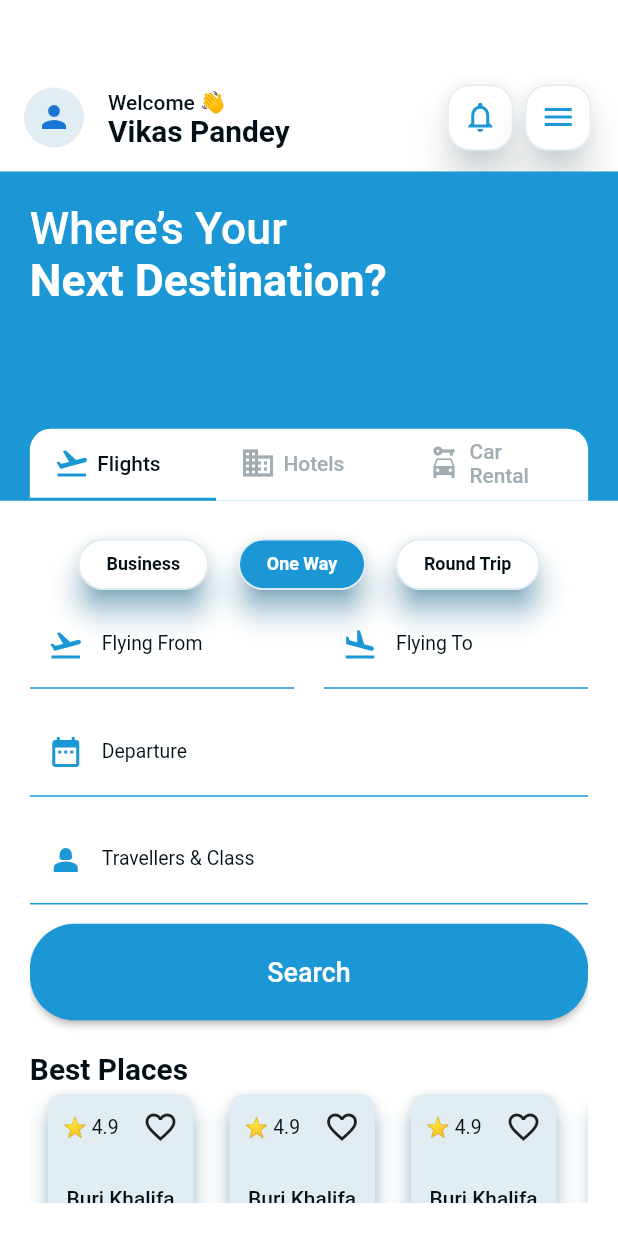
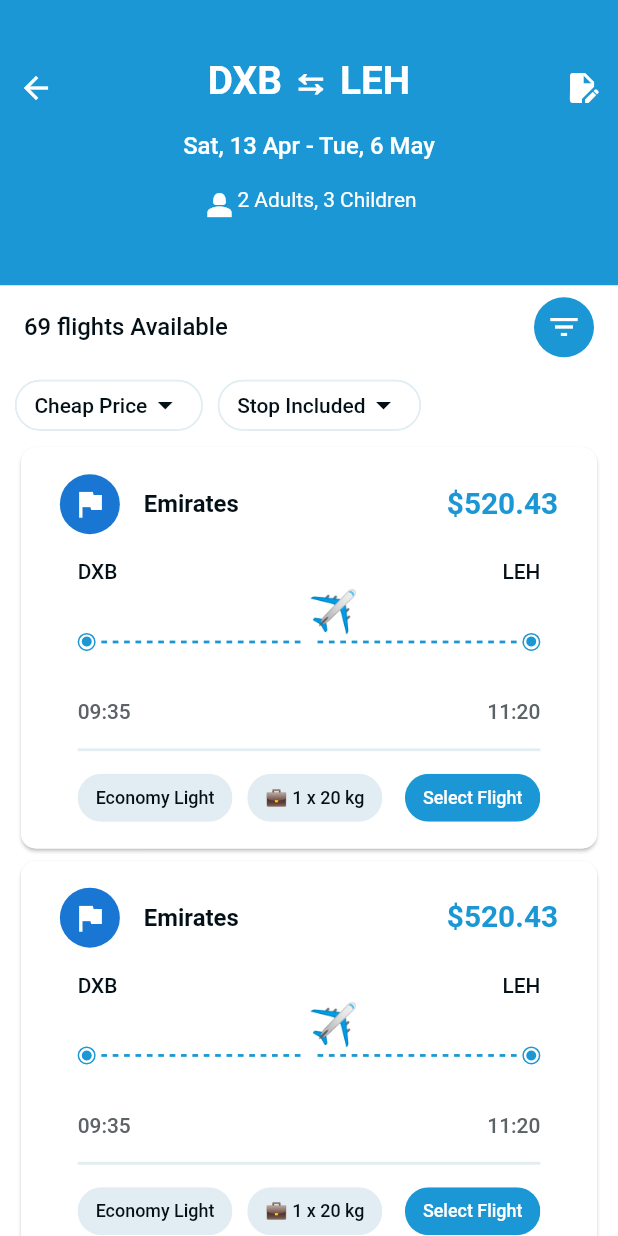
Before and after one commit to vikasp52/flight_booking, a Flutter app: the screen it shows after launch, on a phone screen of 412 x 824 dp. Run offline on Flutter 3.47's test engine with Material 2 defaults, Android fonts, the phone set to English and light mode, and no system bars; our stand-ins replace dio, flutter_bloc, flutter_screenutil, get_it.

Commit message:
Added the flight result screen ui

```diff
--- a/lib/core/assets/typography.dart
+++ b/lib/core/assets/typography.dart
@@ -57,13 +57,25 @@ class CustomTypography {
     fontWeight: FontWeight.w500,
   );
 
+  static final flightType = TextStyle(
+    color: CustomColors.black,
+    fontSize: 12.sp,
+    fontWeight: FontWeight.w500,
+  );
+
+  static final flightNameLabel = TextStyle(
+    color: CustomColors.black,
+    fontSize: 16.sp,
+    fontWeight: FontWeight.w600,
+  );
+
   static final forgotPasswordBlueLabel = TextStyle(
     color: CustomColors.primary,
     fontSize: 13.sp,
     fontWeight: FontWeight.w500,
   );
 
-    static final flightTypeLabel = TextStyle(
+  static final flightTypeLabel = TextStyle(
     color: CustomColors.white,
     fontSize: 12.sp,
     fontWeight: FontWeight.w600,
@@ -74,4 +86,10 @@ class CustomTypography {
     fontSize: 20.sp,
     fontWeight: FontWeight.w600,
   );
+
+  static final flightPrice = TextStyle(
+    color: CustomColors.primary,
+    fontSize: 20.sp,
+    fontWeight: FontWeight.w700,
+  );
 }
--- /dev/null
+++ b/lib/features/flight_results/presentation/screens/flight_result.dart
@@ -0,0 +1,291 @@
+import 'package:flight_booking/core/assets/assets.dart';
+import 'package:flight_booking/features/flight_results/presentation/screens/widgets/widgets.dart';
+import 'package:flutter/material.dart';
+import 'package:flutter_screenutil/flutter_screenutil.dart';
+
+class FlightResultScreen extends StatelessWidget {
+  const FlightResultScreen({super.key});
+
+  @override
+  Widget build(BuildContext context) {
+    return Scaffold(
+      body: Column(
+        children: [
+          Expanded(
+            flex: 3,
+            child: Container(
+              color: CustomColors.primary,
+              child: Column(
+                children: [
+                  SizedBox(
+                    height: 38.h,
+                  ),
+                  Row(
+                    mainAxisAlignment: MainAxisAlignment.spaceBetween,
+                    crossAxisAlignment: CrossAxisAlignment.start,
+                    children: [
+                      IconButton(
+                        onPressed: () {},
+                        icon: const Icon(
+                          Icons.arrow_back,
+                          color: CustomColors.white,
+                        ),
+                      ),
+                      Text(
+                        'DXB ⇆ LEH',
+                        style: CustomTypography.headingBlue.copyWith(
+                          color: CustomColors.white,
+                          fontSize: 26.sp,
+                        ),
+                      ),
+                      IconButton(
+                        onPressed: () {},
+                        icon: const Icon(
+                          Icons.edit_document,
+                          color: CustomColors.white,
+                        ),
+                      ),
+                    ],
+                  ),
+                  SizedBox(
+                    height: 5.h,
+                  ),
+                  Text(
+                    'Sat, 13 Apr - Tue, 6 May',
+                    style: CustomTypography.textFieldLabelBlack.copyWith(
+                      color: CustomColors.white,
+                    ),
+                  ),
+                  SizedBox(
+                    height: 20.h,
+                  ),
+                  Expanded(
+                    child: Row(
+                      mainAxisAlignment: MainAxisAlignment.center,
+                      crossAxisAlignment: CrossAxisAlignment.start,
+                      children: [
+                        const Icon(
+                          Icons.person_2,
+                          color: CustomColors.white,
+                        ),
+                        Text(
+                          '2 Adults, 3 Children',
+                          style: CustomTypography.hintLabelGrey.copyWith(
+                            color: CustomColors.white,
+                          ),
+                        ),
+                      ],
+                    ),
+                  ),
+                ],
+              ),
+            ),
+          ),
+          Expanded(
+            flex: 10,
+            child: Column(
+              children: [
+                ListTile(
+                  title: Text(
+                    '69 flights Available',
+                    style: CustomTypography.textFieldLabelBlack,
+                  ),
+                  trailing: const CircleAvatar(
+                    backgroundColor: CustomColors.primary,
+                    child: Icon(
+                      Icons.filter_list,
+                      color: CustomColors.white,
+                    ),
+                  ),
+                ),
+                Padding(
+                  padding: EdgeInsets.symmetric(
+                    horizontal: 10.w,
+                  ),
+                  child: Row(
+                    children: [
+                      const CustomChip(
+                        title: 'Cheap Price',
+                      ),
+                      SizedBox(
+                        width: 10.w,
+                      ),
+                      const CustomChip(
+                        title: 'Stop Included',
+                      ),
+                    ],
+                  ),
+                ),
+                Expanded(
+                  child: ListView.builder(
+                    padding: EdgeInsets.symmetric(
+                      horizontal: 10.w,
+                    ),
+                    itemBuilder: (context, index) => Card(
+                      child: Padding(
+                        padding: EdgeInsets.all(
+                          10.w,
+                        ),
+                        child: Column(
+                          children: [
+                            ListTile(
+                              leading: const CircleAvatar(
+                                child: Icon(Icons.flag),
+                              ),
+                              title: Text(
+                                'Emirates',
+                                style: CustomTypography.flightNameLabel,
+                              ),
+                              trailing: Text(
+                                '\$520.43',
+                                style: CustomTypography.flightPrice,
+                              ),
+                            ),
+                            SizedBox(
+                              height: 10.h,
+                            ),
+                            Padding(
+                              padding: EdgeInsets.symmetric(
+                                horizontal: 28.w,
+                              ),
+                              child: Column(
+                                children: [
+                                  Row(
+                                    children: [
+                                      Text(
+                                        'DXB',
+                                        style:
+                                            CustomTypography.accountCheckLabel,
+                                      ),
+                                      const Spacer(),
+                                      Text(
+                                        'LEH',
+                                        style:
+                                            CustomTypography.accountCheckLabel,
+                                      ),
+                                    ],
+                                  ),
+                                  Row(
+                                    children: [
+                                      const LocationPoint(),
+                                      Expanded(
+                                        child: Row(
+                                          children: List.generate(
+                                            150 ~/ 2,
+                                            (index) {
+                                              if (index % 2 == 0) {
+                                                return Expanded(
+                                                  child: Container(
+                                                    color: Colors.transparent,
+                                                    height: 2.h,
+                                                  ),
+                                                );
+                                              } else if (index ==
+                                                  (150 ~/ 2) ~/ 2) {
+                                                return Flexible(
+                                                  child: Padding(
+                                                    padding: EdgeInsets.only(
+                                                      bottom: 8.h,
+                                                    ),
+                                                    child: Text(
+                                                      '✈︎',
+                                                      style: TextStyle(
+                                                        color: CustomColors
+                                                            .primary,
+                                                        fontSize: 30.sp,
+                                                      ),
+                                                    ),
+                                                  ),
+                                                );
+                                              } else {
+                                                return Expanded(
+                                                  child: Container(
+                                                    color: CustomColors.primary,
+                                                    height: 2.h,
+                                                  ),
+                                                );
+                                              }
+                                            },
+                                          ),
+                                        ),
+                                      ),
+                                      const LocationPoint(),
+                                    ],
+                                  ),
+                                  Row(
+                                    children: [
+                                      Text(
+                                        '09:35',
+                                        style: CustomTypography
+                                            .accountCheckLabel
+                                            .copyWith(
+                                          color: CustomColors.grey,
+                                        ),
+                                      ),
+                                      const Spacer(),
+                                      Text(
+                                        '11:20',
+                                        style: CustomTypography
+                                            .accountCheckLabel
+                                            .copyWith(
+                                          color: CustomColors.grey,
+                                        ),
+                                      ),
+                                    ],
+                                  ),
+                                  SizedBox(
+                                    height: 10.h,
+                                  ),
+                                  Divider(
+                                    color: CustomColors.skyBlue,
+                                    thickness: 2.h,
+                                  ),
+                                  Row(
+                                    children: [
+                                      Chip(
+                                        backgroundColor: CustomColors.skyBlue,
+                                        label: Text(
+                                          'Economy Light',
+                                          style: CustomTypography.flightType,
+                                        ),
+                                      ),
+                                      SizedBox(
+                                        width: 10.w,
+                                      ),
+                                      Chip(
+                                        backgroundColor: CustomColors.skyBlue,
+                                        label: Text(
+                                          '💼 1 x 20 kg',
+                                          style: CustomTypography.flightType,
+                                        ),
+                                      ),
+                                      const Spacer(),
+                                      Chip(
+                                        backgroundColor: CustomColors.primary,
+                                        label: Text(
+                                          'Select Flight',
+                                          style: CustomTypography.flightType
+                                              .copyWith(
+                                            color: CustomColors.white,
+                                          ),
+                                        ),
+                                      ),
+                                    ],
+                                  )
+                                ],
+                              ),
+                            )
+                          ],
+                        ),
+                      ),
+                    ),
+                  ),
+                ),
+              ],
+            ),
+          )
+        ],
+      ),
+    );
+  }
+}
--- a/lib/features/flight_results/presentation/screens/screens.dart
+++ b/lib/features/flight_results/presentation/screens/screens.dart
@@ -0,0 +1 @@
+export 'flight_result.dart';
--- /dev/null
+++ b/lib/features/flight_results/presentation/screens/widgets/custom_chip.dart
@@ -0,0 +1,34 @@
+import 'package:flight_booking/core/assets/assets.dart';
+import 'package:flutter/material.dart';
+
+
+class CustomChip extends StatelessWidget {
+  const CustomChip({
+    super.key,
+    required this.title,
+  });
+
+  final String title;
+
+  @override
+  Widget build(BuildContext context) {
+    return Chip(
+      backgroundColor: CustomColors.white,
+      side: const BorderSide(
+        color: CustomColors.skyBlue,
+      ),
+      label: Row(
+        children: [
+          Text(
+            title,
+            style: CustomTypography.accountCheckLabel,
+          ),
+          const Icon(
+            Icons.arrow_drop_down,
+            color: CustomColors.black,
+          )
+        ],
+      ),
+    );
+  }
+}
--- /dev/null
+++ b/lib/features/flight_results/presentation/screens/widgets/location_point.dart
@@ -0,0 +1,29 @@
+
+
+import 'package:flight_booking/core/assets/assets.dart';
+import 'package:flutter/material.dart';
+
+class LocationPoint extends StatelessWidget {
+  const LocationPoint({
+    super.key,
+  });
+
+  @override
+  Widget build(BuildContext context) {
+    return Container(
+      decoration: BoxDecoration(
+        borderRadius: BorderRadius.circular(
+          10,
+        ),
+        border: Border.all(
+          color: CustomColors.primary,
+        ),
+      ),
+      child: const Icon(
+        Icons.fiber_manual_record,
+        color: CustomColors.primary,
+        size: 10.0,
+      ),
+    );
+  }
+}
--- a/lib/features/flight_results/presentation/screens/widgets/widgets.dart
+++ b/lib/features/flight_results/presentation/screens/widgets/widgets.dart
@@ -0,0 +1,2 @@
+export 'custom_chip.dart';
+export 'location_point.dart';
--- a/lib/features/home/presentation/screens/home_screen.dart
+++ b/lib/features/home/presentation/screens/home_screen.dart
@@ -285,7 +285,7 @@ class HomeScreen extends StatelessWidget {
                                                     title: 'Infant',
                                                     subTitle: 'Under 2 yrs',
                                                     total: '3',
-                                                  ),
+                                                   ),
                                                   const Divider(
                                                     color: CustomColors.primary,
                                                   ),
--- a/lib/main.dart
+++ b/lib/main.dart
@@ -1,5 +1,6 @@
 import 'package:flight_booking/core/assets/assets.dart';
 import 'package:flight_booking/core/routing/routing.dart';
+import 'package:flight_booking/features/flight_results/presentation/screens/screens.dart';
 import 'package:flight_booking/features/home/presentation/screens/screens.dart';
 import 'package:flight_booking/features/validate/presentation/screens/screens.dart';
 import 'package:flutter/material.dart';
@@ -24,7 +25,7 @@ class MyApp extends StatelessWidget {
         onGenerateRoute: RouteGenerator.generateRoute,
         debugShowCheckedModeBanner: false,
       ),
-      child: const HomeScreen(),
+      child: const FlightResultScreen(),
     );
   }
 }
```
